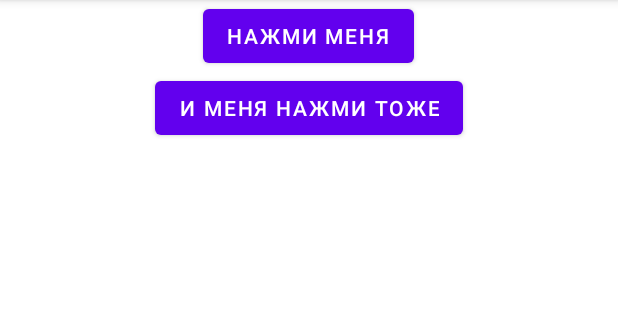
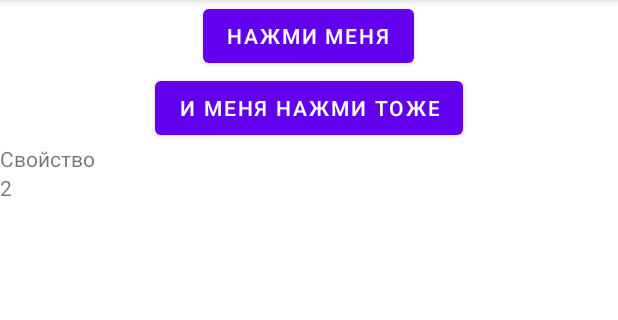
Before and after one commit to HomchenkoP/KotlinLesson1, an Android app: the screen it shows after launch (MainActivity), on a phone screen of 412 x 824 dp, the part 84-404 px from its top. Run offline under Robolectric (Android 15) with nearby library versions, the phone set to English and light mode, and no system bars.

Commit message:
5. Потренироваться в создании классов и функций, описанных в уроке, и убедиться, что всё работает. К примеру, создайте тестовое приложение: 	a. создайте data class с двумя свойствами, выведите их на экран приложения;

```diff
--- a/app/src/main/java/ru/geekbrains/kotlin/MainActivity.kt
+++ b/app/src/main/java/ru/geekbrains/kotlin/MainActivity.kt
@@ -3,6 +3,7 @@ package ru.geekbrains.kotlin
 import android.os.Bundle
 import android.view.View
 import android.widget.Button
+import android.widget.TextView
 import android.widget.Toast
 import androidx.appcompat.app.AppCompatActivity
 
@@ -11,15 +12,23 @@ class MainActivity : AppCompatActivity() {
         super.onCreate(savedInstanceState)
         setContentView(R.layout.activity_main)
 
-        var button: Button = findViewById(R.id.button)
+        val button: Button = findViewById(R.id.button)
         button.setOnClickListener(object : View.OnClickListener {
             override fun onClick(v: View?) {
                 Toast.makeText(applicationContext, "Кнопка нажата.", Toast.LENGTH_SHORT).show()
             }
         })
 
-        var buttonTwo: Button = findViewById(R.id.buttonTwo)
+        val buttonTwo: Button = findViewById(R.id.buttonTwo)
         buttonTwo.setOnClickListener(buttonOnClickListener)
+
+        val someDataClass: SomeDataClass = SomeDataClass("Свойство", 2)
+
+        val propertyOneTextView: TextView = findViewById(R.id.propertyOne)
+        val propertyTwoTextView: TextView = findViewById(R.id.propertyTwo)
+
+        propertyOneTextView.setText(someDataClass.propOne)
+        propertyTwoTextView.setText(someDataClass.propTwo.toString())
     }
 
     val buttonOnClickListener: View.OnClickListener = object : View.OnClickListener {
--- /dev/null
+++ b/app/src/main/java/ru/geekbrains/kotlin/SomeDataClass.kt
@@ -0,0 +1,3 @@
+package ru.geekbrains.kotlin
+
+data class SomeDataClass(var propOne: String, var propTwo: Int)
--- a/app/src/main/res/layout/activity_main.xml
+++ b/app/src/main/res/layout/activity_main.xml
@@ -21,4 +21,16 @@
         android:layout_gravity="center"
         android:text="@string/buttonTwo_label" />
 
+    <TextView
+        android:id="@+id/propertyOne"
+        android:layout_width="match_parent"
+        android:layout_height="wrap_content"
+        android:text="" />
+
+    <TextView
+        android:id="@+id/propertyTwo"
+        android:layout_width="match_parent"
+        android:layout_height="wrap_content"
+        android:text="" />
+
 </LinearLayout>
```
